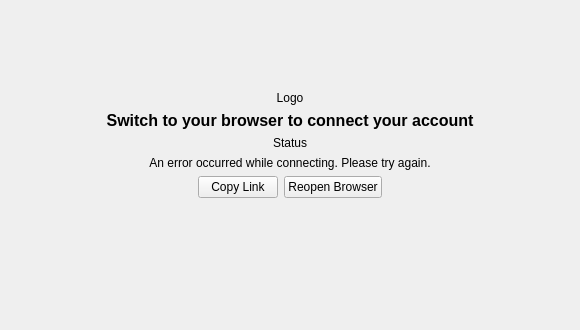
Above: src/gui/wizard/flow2authwidget.ui from IONOS-Productivity/nc-desktop before the change. Below: the same form after it.
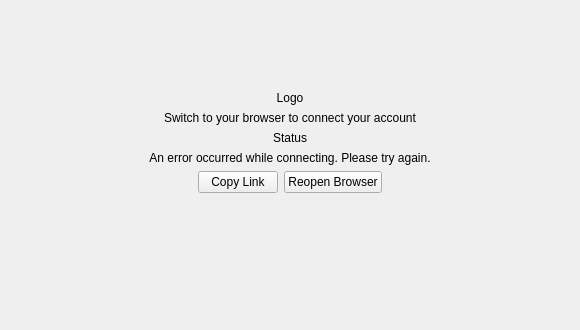
That is the form after the change.

Commit message: [SES-27][SES-69] Adjusted font

```diff
--- a/src/gui/wizard/flow2authwidget.ui
+++ b/src/gui/wizard/flow2authwidget.ui
@@ -62,13 +62,6 @@
                     </item>
                     <item>
                         <widget class="QLabel" name="label">
-                            <property name="font">
-                                <font>
-                                    <pointsize>12</pointsize>
-                                    <weight>75</weight>
-                                    <bold>true</bold>
-                                </font>
-                            </property>
                             <property name="text">
                                 <string>Switch to your browser to connect your account</string>
                             </property>
```
The commit also changes 1 other file.
